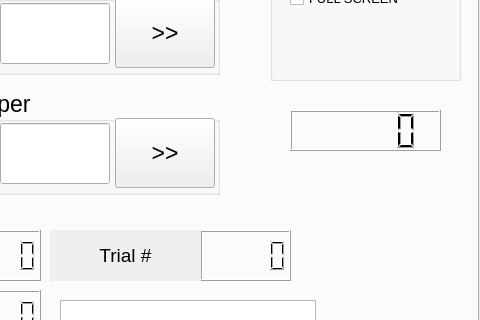
The window that VS_GUI_SERVER/siform.ui (amitmil274/feedback_experiment) describes before a commit, drawn with Qt 5; both pictures show x 592 to 1072 and y 258 to 578 of the 1072 by 717 pixel window.
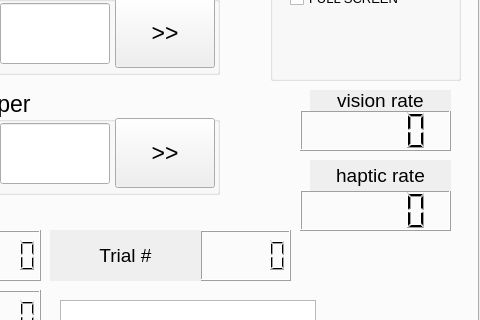
The same window after the commit. The open tabs and pages were chosen to show the change.

What changed in the file:
```diff
--- a/VS_GUI_SERVER/siform.ui
+++ b/VS_GUI_SERVER/siform.ui
@@ -702,7 +702,7 @@
     <widget class="QLCDNumber" name="lcdFPS">
      <property name="geometry">
       <rect>
-       <x>810</x>
+       <x>820</x>
        <y>300</y>
        <width>151</width>
        <height>41</height>
@@ -828,6 +828,91 @@
       <string>ZERO</string>
      </property>
     </widget>
+    <widget class="QLCDNumber" name="lcdFPS_haptic">
+     <property name="geometry">
+      <rect>
+       <x>820</x>
+       <y>380</y>
+       <width>151</width>
+       <height>41</height>
+      </rect>
+     </property>
+     <property name="smallDecimalPoint">
+      <bool>false</bool>
+     </property>
+    </widget>
+    <widget class="QPushButton" name="connectionButton_5">
+     <property name="geometry">
+      <rect>
+       <x>830</x>
+       <y>280</y>
+       <width>141</width>
+       <height>21</height>
+      </rect>
+     </property>
+     <property name="font">
+      <font>
+       <family>Arial</family>
+       <pointsize>14</pointsize>
+       <weight>50</weight>
+       <italic>false</italic>
+       <bold>false</bold>
+       <underline>false</underline>
+       <strikeout>false</strikeout>
+      </font>
+     </property>
+     <property name="autoFillBackground">
+      <bool>true</bool>
+     </property>
+     <property name="text">
+      <string>vision rate</string>
+     </property>
+     <property name="iconSize">
+      <size>
+       <width>190</width>
+       <height>100</height>
+      </size>
+     </property>
+     <property name="flat">
+      <bool>true</bool>
+     </property>
+    </widget>
+    <widget class="QPushButton" name="connectionButton_6">
+     <property name="geometry">
+      <rect>
+       <x>830</x>
+       <y>350</y>
+       <width>141</width>
+       <height>31</height>
+      </rect>
+     </property>
+     <property name="font">
+      <font>
+       <family>Arial</family>
+       <pointsize>14</pointsize>
+       <weight>50</weight>
+       <italic>false</italic>
+       <bold>false</bold>
+       <underline>false</underline>
+       <strikeout>false</strikeout>
+      </font>
+     </property>
+     <property name="autoFillBackground">
+      <bool>true</bool>
+     </property>
+     <property name="text">
+      <string>haptic rate</string>
+     </property>
+     <property name="iconSize">
+      <size>
+       <width>190</width>
+       <height>100</height>
+      </size>
+     </property>
+     <property name="flat">
+      <bool>true</bool>
+     </property>
+    </widget>
    </widget>
    <widget class="QWidget" name="tab2">
     <attribute name="title">
```
Left out of the diff: 8 changed lines with no effect on the pictures.
